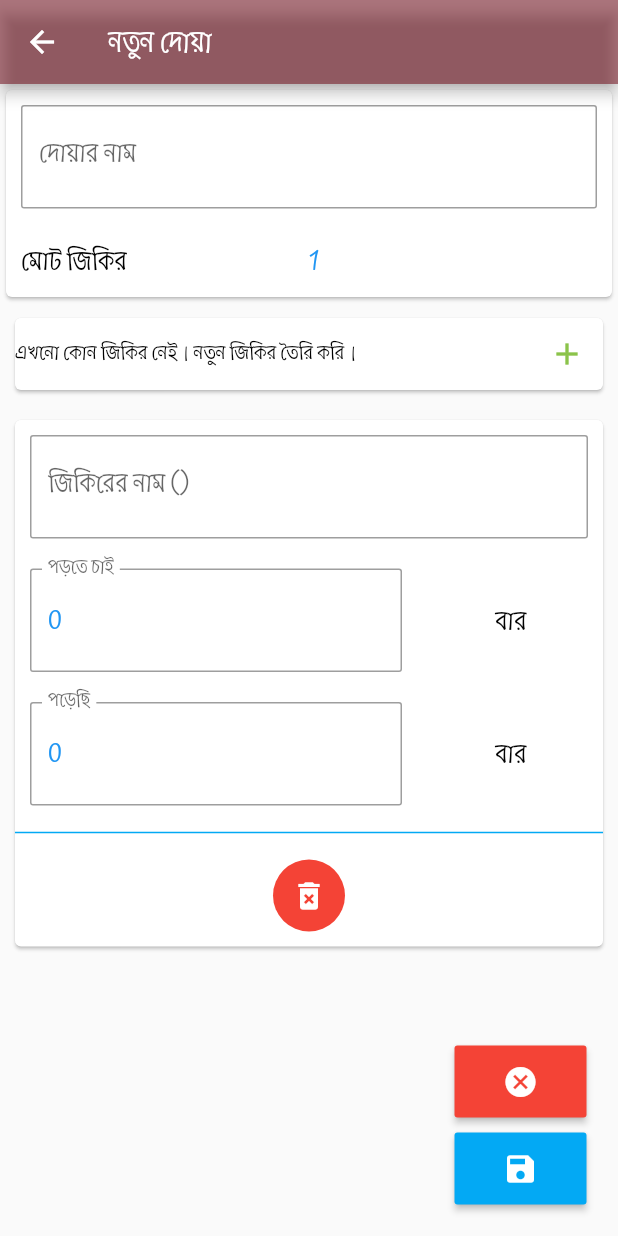
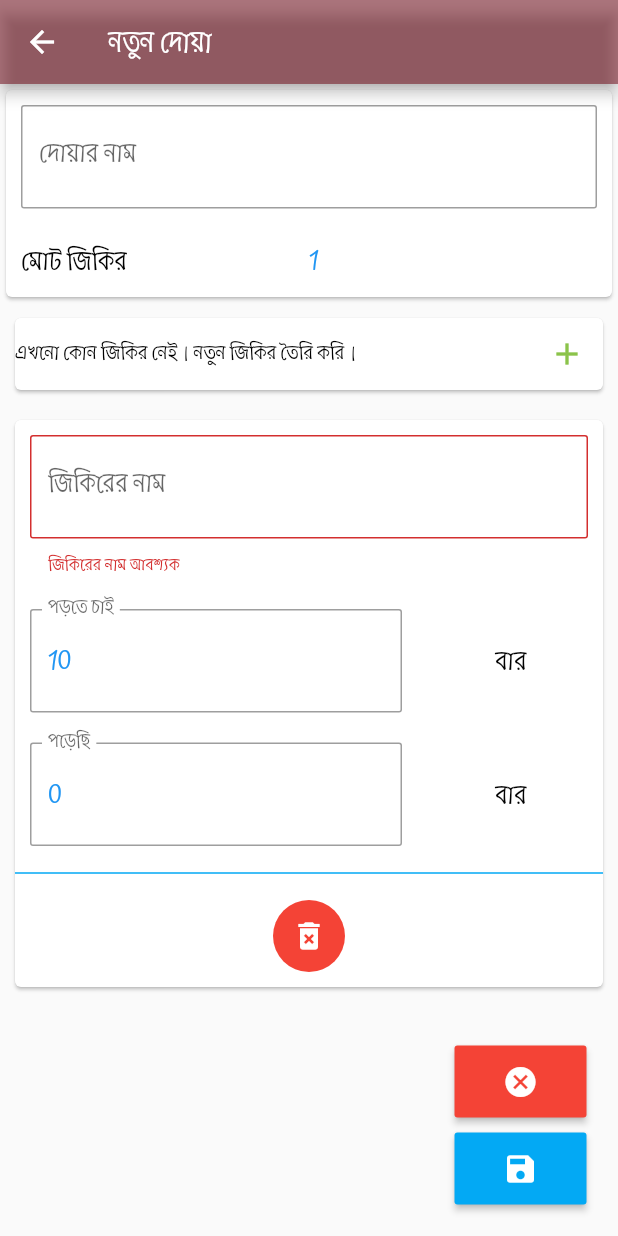
Before and after one commit to KI-IAN/FlutterDemo, a Flutter app: the AddDuaPage screen opened directly, after a tap on the "add" icon, on a phone screen of 412 x 824 dp. Run offline on Flutter 3.47's test engine with Material 2 defaults, Android fonts, the phone set to English and light mode, and no system bars; our stand-ins replace form_field_validator, sqflite; missing offline and left inert: flutter_circular_text; accounts and stored records are empty.

Commit message:
** Using form_field_validator package to play with validation. Can't manage to play with conditional validation yet :-(. Let's see. ** This is not a complete commit. That means, I haven't really achieved any specific goal here yet.

```diff
--- a/lib/Apps/DuaTracker/Screens/AddDuaPage.dart
+++ b/lib/Apps/DuaTracker/Screens/AddDuaPage.dart
@@ -1,7 +1,9 @@
 import 'package:flutter/material.dart';
+import 'package:flutter/services.dart';
 import 'package:fluttertutorial/Apps/DuaTracker/ViewModels/AddDuaViewModel.dart';
 import 'package:fluttertutorial/Apps/DuaTracker/ViewModels/ZikirViewModel.dart';
 import 'package:fluttertutorial/screen/ImplicitAnimation/AnimatedContainerDemo.dart';
+import 'package:form_field_validator/form_field_validator.dart';
 import 'package:provider/provider.dart';
 
 class AddDuaPage extends StatelessWidget {
@@ -171,6 +173,13 @@ class AddDua extends State<AddDuaState> {
             Padding(
               padding: EdgeInsets.all(10),
               child: TextFormField(
+                validator: MultiValidator([
+                  RequiredValidator(errorText: 'জিকিরের নাম আবশ্যক'),
+                  MinLengthValidator(1,
+                      errorText: 'জিকিরের নাম অন্তত এক অক্ষর বিশিষ্ট হতে হবে'),
+                  MaxLengthValidator(10,
+                      errorText: 'জিকিরের নাম ১০  অক্ষরের বেশি হতে পারবে না'),
+                ]),
                 controller: TextEditingController(
                   text: data.zikirName,
                 ),
@@ -182,9 +191,9 @@ class AddDua extends State<AddDuaState> {
                 },
                 style: _dataLabelTextStyle(),
                 decoration: InputDecoration(
-                  border: _textFieldBorderStyle(),
-                  labelText: 'জিকিরের নাম (${data.zikirName})',
-                ),
+                    border: _textFieldBorderStyle(),
+                    labelText: 'জিকিরের নাম',
+                    hintText: 'সূরার নাম'),
               ),
             ),
             Visibility(
@@ -197,6 +206,13 @@ class AddDua extends State<AddDuaState> {
                       Expanded(
                         flex: 4,
                         child: TextFormField(
+                          validator: MultiValidator([
+                            RequiredValidator(errorText: 'আবশ্যক'),
+                            RangeValidator(
+                                min: 1,
+                                max: 999,
+                                errorText: '১ - ৯৯৯ এর মাঝে যে কোন সংখ্যা')
+                          ]),
                           controller: TextEditingController(
                             text: data.numberOfTimesWantToRead.toString(),
                           ),
@@ -205,12 +221,17 @@ class AddDua extends State<AddDuaState> {
                                 .zikirs[currentIndex]
                                 .numberOfTimesWantToRead = int.parse(value);
                           },
-                          keyboardType: TextInputType.text,
+                          keyboardType: TextInputType.numberWithOptions(
+                              decimal: false, signed: false),
+                          inputFormatters: [
+                            WhitelistingTextInputFormatter.digitsOnly
+                          ],
                           style: _dataLabelTextStyle(),
                           decoration: InputDecoration(
-                            labelText: 'পড়তে চাই',
-                            border: _textFieldBorderStyle(),
-                          ),
+                              labelText: 'পড়তে চাই',
+                              border: _textFieldBorderStyle(),
+                              hintText:
+                                  '১০০ (যতবার পড়তে চান সেই সংখ্যাটি লিখুন)'),
                         ),
                       ),
                       Spacer(),
@@ -231,6 +252,9 @@ class AddDua extends State<AddDuaState> {
                   Expanded(
                     flex: 4,
                     child: TextFormField(
+                      validator: MultiValidator([
+                        RequiredValidator(errorText: 'আবশ্যক'),
+                      ]),
                       controller: TextEditingController(
                         text: data.numberOfTimesRead.toString(),
                       ),
@@ -239,12 +263,16 @@ class AddDua extends State<AddDuaState> {
                             .zikirs[currentIndex]
                             .numberOfTimesRead = int.parse(value);
                       },
-                      keyboardType: TextInputType.text,
+                      keyboardType: TextInputType.number,
+                      inputFormatters: [
+                        WhitelistingTextInputFormatter.digitsOnly
+                      ],
                       style: _dataLabelTextStyle(),
                       decoration: InputDecoration(
-                        border: _textFieldBorderStyle(),
-                        labelText: 'পড়েছি',
-                      ),
+                          border: _textFieldBorderStyle(),
+                          labelText: 'পড়েছি',
+                          hintText:
+                              '৫০ (যতবার এখন পর্যন্ত পড়েছেন সেই সংখ্যাটি লিখুন)'),
                     ),
                   ),
                   Spacer(),
@@ -352,7 +380,11 @@ class AddDua extends State<AddDuaState> {
             _buildDuaContainer(),
             _buildAddZikirContainer(),
 
-            Expanded(child: _buildAnimatedDuaList()),
+            Expanded(
+                child: Form(
+                    autovalidate: true,
+                    key: _listValidator,
+                    child: _buildAnimatedDuaList())),
             // _buildDuaItem(this.context, AddDuaViewModel(), 0),
           ],
         ),
@@ -367,4 +399,9 @@ class AddDua extends State<AddDuaState> {
     var selectedData = data.elementAt(selectedIndex);
     return selectedData;
   }
+
+//region : Validation Logic (Should find a better maintainable way)
+  final _listValidator = GlobalKey<FormState>();
+//endRegion
+
 }
--- a/lib/Apps/DuaTracker/Screens/DuaListPage.dart
+++ b/lib/Apps/DuaTracker/Screens/DuaListPage.dart
@@ -238,7 +238,8 @@ class DuaCardView extends State<DuaListState> {
                     sizeFactor: animation,
                     child: amolCard(context, currentIndex, data),
                   ),
-              duration: Duration(milliseconds: 1 * 500));
+              duration: Duration(milliseconds: 1 * 700)
+              );
         },
         padding: EdgeInsets.all(10),
         color: Colors.red,
--- a/lib/Apps/DuaTracker/ViewModels/ZikirViewModel.dart
+++ b/lib/Apps/DuaTracker/ViewModels/ZikirViewModel.dart
@@ -5,7 +5,7 @@ class ZikirViewModel extends BaseViewModel {
 
   String _zikirName = '';
   int _numberOfTimesRead = 0;
-  int _numberOfTimesWantToRead = 0;
+  int _numberOfTimesWantToRead = 10;
   DateTime _duaCreationDateTime = DateTime.now();
 
 //endRegion
--- a/lib/main.dart
+++ b/lib/main.dart
@@ -78,8 +78,8 @@ void main() {
     // home: BottomNavigationBarApp(),
     // home : TransformAnimationApp(),
     // home: AddDuaPage(),
-    // home: DuaListPage(),
-    home: ValidateFormPage(),
+    home: DuaListPage(),
+    // home: ValidateFormPage(),
     // home: AnimatedListApp(),
     // home: CircularTextPage(),
   ));
--- a/pubspec.yaml
+++ b/pubspec.yaml
@@ -27,7 +27,7 @@ dependencies:
   sqflite: ^1.2.0
   path: ^1.5.1
   provider: ^4.0.2
-
+  form_field_validator: ^1.0.1
 
   # The following adds the Cupertino Icons font to your application.
   # Use with the CupertinoIcons class for iOS style icons.
```
Also changed, not shown: pubspec.lock.
